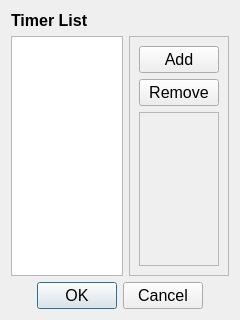
nvdungx/MarketCollect, file ui/DialogTimer.ui: the form before one commit.
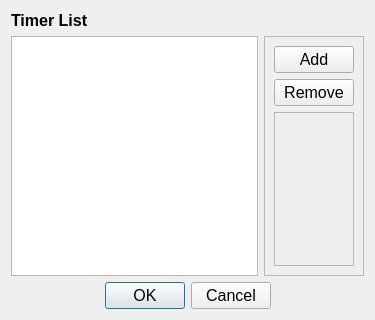
The form after the commit. Icons and pictures are not drawn.

Diff of the .ui file:
```diff
--- a/ui/DialogTimer.ui
+++ b/ui/DialogTimer.ui
@@ -6,7 +6,7 @@
    <rect>
     <x>0</x>
     <y>0</y>
-    <width>240</width>
+    <width>375</width>
     <height>320</height>
    </rect>
   </property>
```
Left out of the diff: 6 changed lines with no effect on the pictures.
